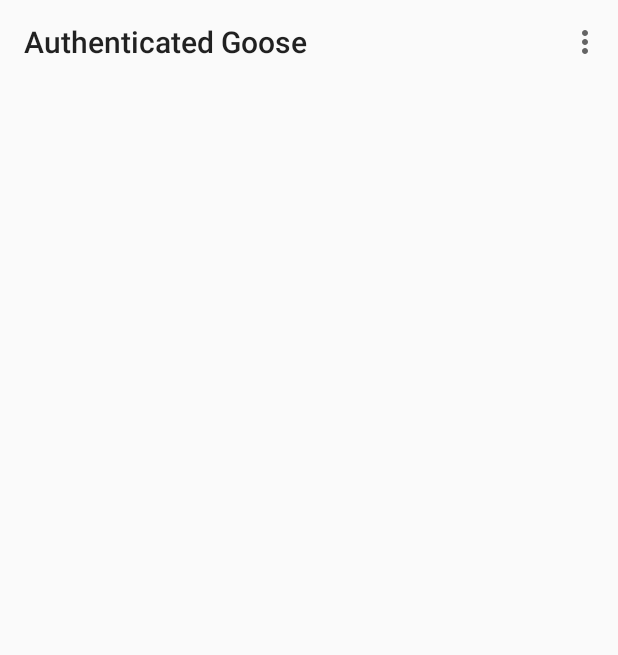
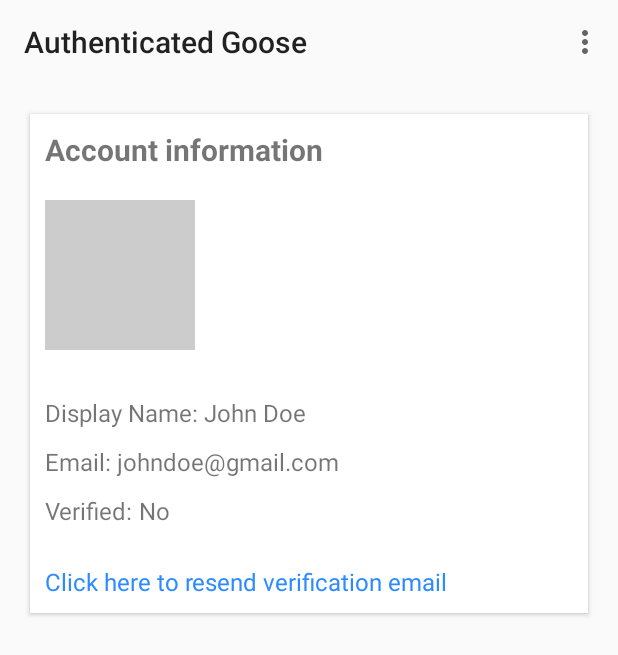
Before and after one commit to frogitecture/Authenticated-Goose, an Android app: the screen it shows after launch once a user with an empty profile is signed in (MainActivity), on a phone screen of 412 x 824 dp. Shown: the top 655 px of the screen. Run offline under Robolectric (Android 15) with nearby library versions, the phone set to English and light mode, and no system bars; our stand-ins replace Firebase (no records; nobody signed in at launch, a user with empty details on screens opened directly).

Commit message:
main activity layout finished

```diff
--- a/app/src/main/res/layout/activity_main.xml
+++ b/app/src/main/res/layout/activity_main.xml
@@ -1,15 +1,119 @@
 <?xml version="1.0" encoding="utf-8"?>
-<RelativeLayout
-    xmlns:android="http://schemas.android.com/apk/res/android"
+<RelativeLayout xmlns:android="http://schemas.android.com/apk/res/android"
     xmlns:app="http://schemas.android.com/apk/res-auto"
     xmlns:tools="http://schemas.android.com/tools"
     android:layout_width="match_parent"
     android:layout_height="match_parent"
+    android:orientation="vertical"
     tools:context=".MainActivity">
 
     <androidx.appcompat.widget.Toolbar
         android:id="@+id/toolbar"
         android:layout_width="match_parent"
-        android:layout_height="wrap_content"/>
+        android:layout_height="wrap_content" />
 
+    <RelativeLayout
+        android:layout_width="match_parent"
+        android:layout_height="match_parent"
+        android:layout_below="@id/toolbar"
+        android:padding="10dp">
+
+        <LinearLayout
+            android:id="@+id/information_layout"
+            android:layout_width="match_parent"
+            android:layout_height="wrap_content"
+            android:layout_margin="10dp"
+            android:layout_marginTop="5dp"
+            android:background="#ffffff"
+            android:elevation="2dp"
+            android:orientation="vertical"
+            android:padding="10dp">
+
+            <TextView
+                android:layout_width="wrap_content"
+                android:layout_height="wrap_content"
+                android:text="Account information"
+                android:textStyle="bold"
+                android:textSize="20sp" />
+
+            <ImageView
+                android:id="@+id/image"
+                android:layout_width="100dp"
+                android:layout_height="100dp"
+                android:layout_marginTop="20dp"
+                android:layout_marginBottom="15dp"
+                android:background="#cccccc" />
+
+            <LinearLayout
+                android:layout_width="wrap_content"
+                android:layout_height="wrap_content"
+                android:layout_marginTop="15dp"
+                android:layout_marginBottom="5dp"
+                android:orientation="horizontal">
+
+                <TextView
+                    android:layout_width="wrap_content"
+                    android:layout_height="wrap_content"
+                    android:text="Display Name: "
+                    android:textSize="16sp" />
+
+                <TextView
+                    android:layout_width="wrap_content"
+                    android:layout_height="wrap_content"
+                    android:text="John Doe"
+                    android:textSize="16sp" />
+            </LinearLayout>
+
+            <LinearLayout
+                android:layout_width="wrap_content"
+                android:layout_height="wrap_content"
+                android:layout_marginTop="5dp"
+                android:layout_marginBottom="5dp"
+                android:orientation="horizontal">
+
+                <TextView
+                    android:layout_width="wrap_content"
+                    android:layout_height="wrap_content"
+                    android:text="Email: "
+                    android:textSize="16sp" />
+
+                <TextView
+                    android:layout_width="wrap_content"
+                    android:layout_height="wrap_content"
+                    android:text="johndoe@gmail.com"
+                    android:textSize="16sp" />
+            </LinearLayout>
+
+            <LinearLayout
+                android:layout_width="wrap_content"
+                android:layout_height="wrap_content"
+                android:layout_marginTop="5dp"
+                android:layout_marginBottom="5dp"
+                android:orientation="horizontal">
+
+                <TextView
+                    android:layout_width="wrap_content"
+                    android:layout_height="wrap_content"
+                    android:text="Verified: "
+                    android:textSize="16sp" />
+
+                <TextView
+                    android:layout_width="wrap_content"
+                    android:layout_height="wrap_content"
+                    android:text="No"
+                    android:textSize="16sp" />
+            </LinearLayout>
+
+            <TextView
+                android:id="@+id/send_verification_txt"
+                android:layout_marginTop="20dp"
+                android:layout_width="wrap_content"
+                android:layout_height="wrap_content"
+                android:clickable="true"
+                android:focusable="true"
+                android:textColor="#2c8bff"
+                android:text="Click here to resend verification email"
+                android:textSize="16sp" />
+        </LinearLayout>
+    </RelativeLayout>
 </RelativeLayout>
```
